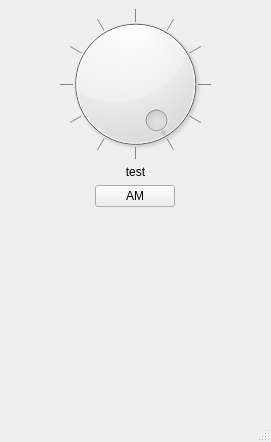
Qt form views/mainwindow.ui (JasonColtier/PCStopper) before a commit.
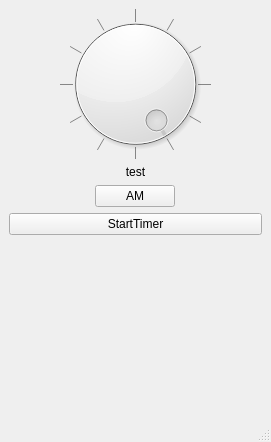
The same form after that commit.

```diff
--- a/views/mainwindow.ui
+++ b/views/mainwindow.ui
@@ -118,6 +118,16 @@
       </item>
      </layout>
     </item>
+    <item>
+     <widget class="QPushButton" name="startTimerButton">
+      <property name="text">
+       <string>StartTimer</string>
+      </property>
+     </widget>
+    </item>
+    <item>
+     <layout class="QHBoxLayout" name="horizontalLayout_2"/>
+    </item>
     <item>
      <spacer name="verticalSpacer">
       <property name="orientation">
```
